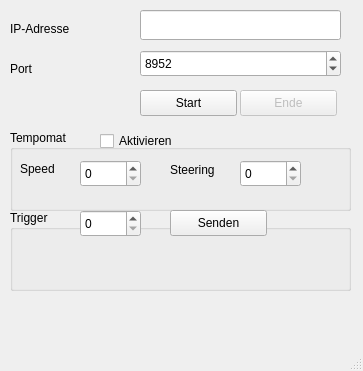
KAtana-Karlsruhe/udp_remote, file mainwindow.ui: the form before one commit.
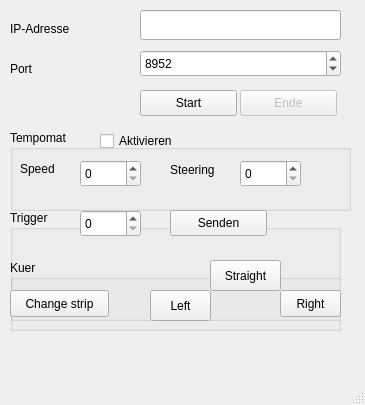
The form after the commit.

Commit message: Added trigger for kuer

The edit to the form file:
```diff
--- a/mainwindow.ui
+++ b/mainwindow.ui
@@ -6,8 +6,8 @@
    <rect>
     <x>0</x>
     <y>0</y>
-    <width>363</width>
-    <height>371</height>
+    <width>365</width>
+    <height>405</height>
    </rect>
   </property>
   <property name="windowTitle">
@@ -178,8 +178,8 @@
      <rect>
       <x>10</x>
       <y>210</y>
-      <width>341</width>
-      <height>81</height>
+      <width>331</width>
+      <height>121</height>
      </rect>
     </property>
     <property name="title">
@@ -211,6 +211,71 @@
       <string>Senden</string>
      </property>
     </widget>
+    <widget class="QGroupBox" name="groupBox_3">
+     <property name="geometry">
+      <rect>
+       <x>0</x>
+       <y>50</y>
+       <width>381</width>
+       <height>61</height>
+      </rect>
+     </property>
+     <property name="title">
+      <string>Kuer</string>
+     </property>
+     <widget class="QPushButton" name="pushButton_changeStrip">
+      <property name="geometry">
+       <rect>
+        <x>0</x>
+        <y>30</y>
+        <width>99</width>
+        <height>27</height>
+       </rect>
+      </property>
+      <property name="text">
+       <string>Change strip</string>
+      </property>
+     </widget>
+     <widget class="QPushButton" name="pushButton_junction_straight">
+      <property name="geometry">
+       <rect>
+        <x>200</x>
+        <y>0</y>
+        <width>71</width>
+        <height>31</height>
+       </rect>
+      </property>
+      <property name="text">
+       <string>Straight</string>
+      </property>
+     </widget>
+     <widget class="QPushButton" name="pushButton_junction_left">
+      <property name="geometry">
+       <rect>
+        <x>140</x>
+        <y>30</y>
+        <width>61</width>
+        <height>31</height>
+       </rect>
+      </property>
+      <property name="text">
+       <string>Left</string>
+      </property>
+     </widget>
+     <widget class="QPushButton" name="pushButton_junction_right">
+      <property name="geometry">
+       <rect>
+        <x>270</x>
+        <y>30</y>
+        <width>61</width>
+        <height>27</height>
+       </rect>
+      </property>
+      <property name="text">
+       <string>Right</string>
+      </property>
+     </widget>
+    </widget>
    </widget>
   </widget>
   <widget class="QMenuBar" name="menuBar">
```
Left out of the diff: 2 changed lines with no effect on the pictures. The commit also changes 1 other file.
